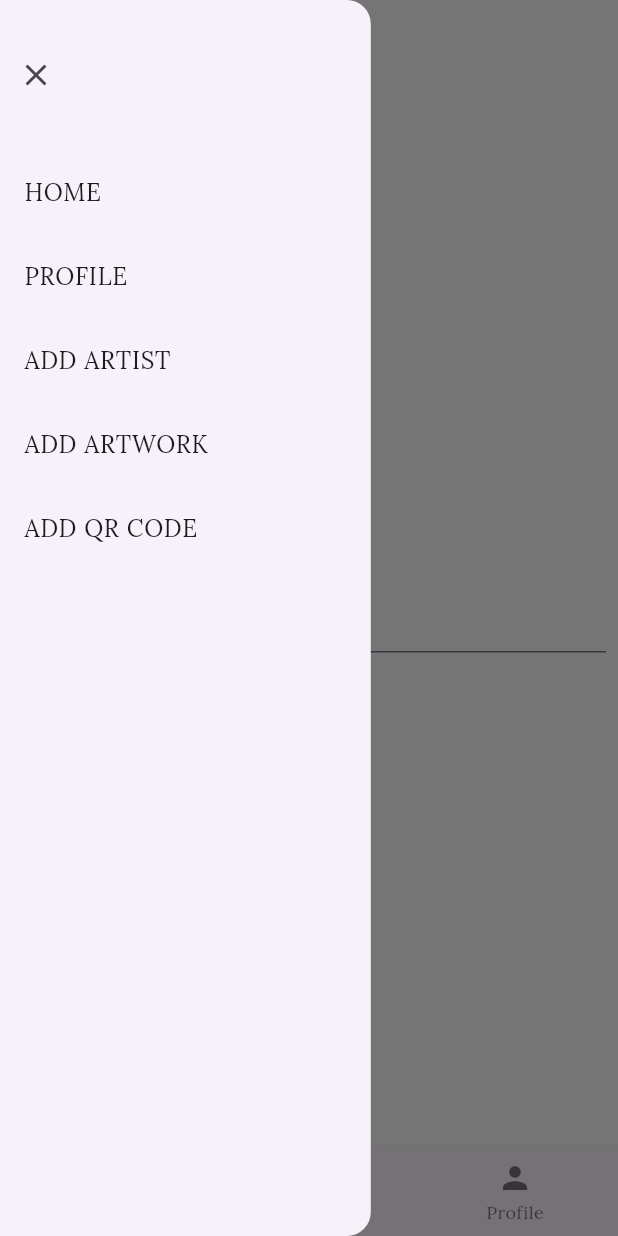
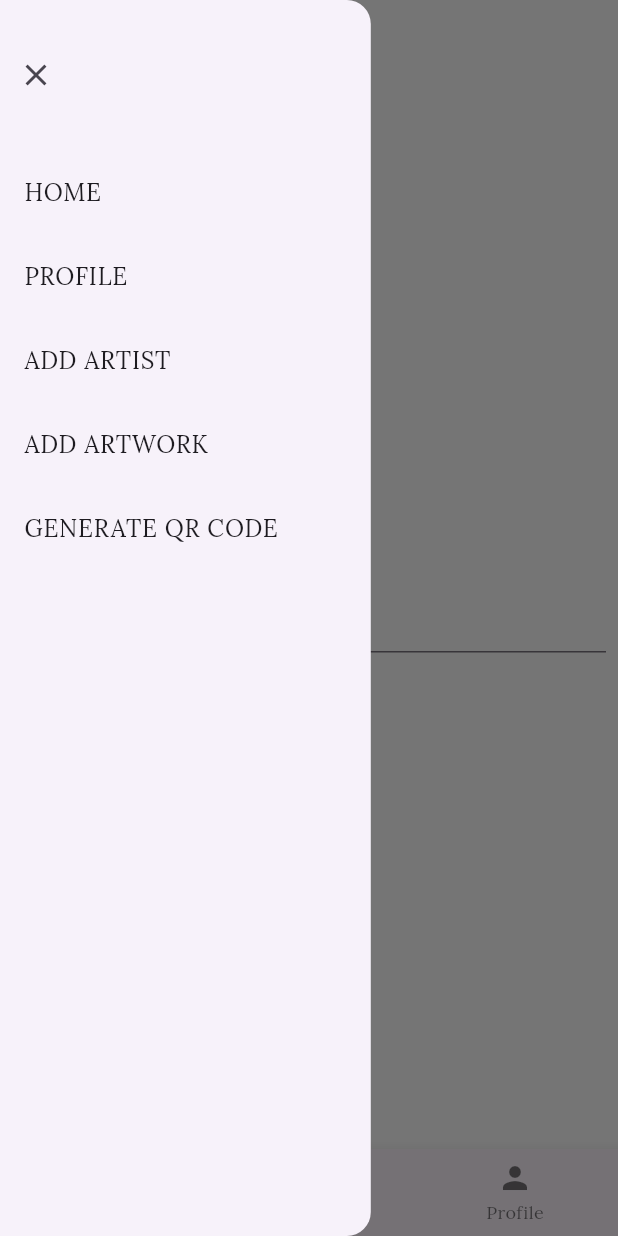
Before and after one commit to LaviniaSurubariu/smart_museum, a Flutter app: the GenerateQrCodePage screen opened by its route, with the side drawer open, on a phone screen of 412 x 824 dp. Run offline on Flutter 3.47's test engine with Material 3 defaults, Android fonts, the phone set to English and light mode, and no system bars; our stand-ins replace audioplayers, cloud_firestore, file_picker, firebase_auth, firebase_core, firebase_storage and 9 more; missing offline and left inert: mobile_scanner, redux_epics; accounts and stored records are empty.

Commit message:
add a page with a list with awrtworks without qrcode

```diff
--- a/lib/main.dart
+++ b/lib/main.dart
@@ -15,6 +15,7 @@ import 'presentation/admin_pages/add_artist_page.dart';
 import 'presentation/admin_pages/add_artwork_page.dart';
 import 'presentation/admin_pages/admin_home_screen.dart';
 import 'presentation/admin_pages/generate_qr_code_page.dart';
+import 'presentation/admin_pages/list_of_artworks_without_qr_code_page.dart';
 import 'presentation/admin_pages/profile_admin_page.dart';
 import 'presentation/create_user.dart';
 import 'presentation/entry_page.dart';
@@ -78,6 +79,7 @@ class MyApp extends StatelessWidget {
           '/favoritesPage': (BuildContext context) => const FavoritesPage(),
           '/addArtistPage': (BuildContext context) => const AddArtistPage(),
           '/addArtworkPage': (BuildContext context) => const AddArtworkPage(),
+          '/artworksWithoutQRCodePage': (BuildContext context) => const ArtworksWithoutQRCodePage(),
         },
       ),
     );
--- a/lib/models/app_state/app_state.dart
+++ b/lib/models/app_state/app_state.dart
@@ -1,4 +1,5 @@
 import 'package:freezed_annotation/freezed_annotation.dart';
+import '../artwork_without_qrCode/artwork_without_qr_code.dart';
 import '../user/app_user/app_user.dart';
 
 part 'app_state.freezed.dart';
@@ -7,7 +8,9 @@ part 'app_state.g.dart';
 @freezed
 class AppState with _$AppState {
   const factory AppState({
-    AppUser? user
+    AppUser? user,
+    List<ArtworkWithoutQrCode>? artworksWithoutQrCode,
+    ArtworkWithoutQrCode? selectedArtworkWithoutQrCode,
 }) = AppState$;
 
   factory AppState.fromJson(Map<dynamic, dynamic> json) => _$AppStateFromJson(Map<String, dynamic>.from(json));
--- a/lib/models/artwork/artwork.dart
+++ b/lib/models/artwork/artwork.dart
@@ -15,6 +15,7 @@ class Artwork with _$Artwork {
     required int endCreationYear,
     required String pictureUrl,
     required String audioUrl,
+    required String? qrCodeUrl,
     required String type,
     required String style,
     required String provenance,
--- /dev/null
+++ b/lib/models/artwork_without_qrCode/artwork_without_qr_code.dart
@@ -0,0 +1,16 @@
+import 'package:freezed_annotation/freezed_annotation.dart';
+
+part 'artwork_without_qr_code.freezed.dart';
+
+part 'artwork_without_qr_code.g.dart';
+
+@freezed
+  class ArtworkWithoutQrCode with _$ArtworkWithoutQrCode {
+  const factory ArtworkWithoutQrCode({
+    required String id,
+    required String title,
+  }) = ArtworkWithoutQrCode$;
+
+  factory ArtworkWithoutQrCode.fromJson(Map<dynamic, dynamic> json) =>
+      _$ArtworkWithoutQrCodeFromJson(Map<String, dynamic>.from(json));
+}
--- a/lib/presentation/admin_pages/admin_home_screen.dart
+++ b/lib/presentation/admin_pages/admin_home_screen.dart
@@ -24,7 +24,7 @@ class _AdminScreenPageState extends State<AdminScreenPage> {
       case 0:
         break;
       case 1:
-        Navigator.pushReplacementNamed(context, '/generateQrCodePage');
+        Navigator.pushReplacementNamed(context, '/artworksWithoutQRCodePage');
       case 2:
         Navigator.pushReplacementNamed(context, '/profileAdminPage');
     }
--- a/lib/presentation/admin_pages/generate_qr_code_page.dart
+++ b/lib/presentation/admin_pages/generate_qr_code_page.dart
@@ -59,6 +59,9 @@ class _GenerateQrCodePageState extends State<GenerateQrCodePage> {
                   },
                 );
               },
+              decoration: const InputDecoration(
+                hintText: 'Enter data for QR code',
+              ),
             ),
             if (qrData != null) PrettyQrView.data(data: 'https://${qrData!}'),
           ],
--- a/lib/presentation/admin_pages/profile_admin_page.dart
+++ b/lib/presentation/admin_pages/profile_admin_page.dart
@@ -31,7 +31,7 @@ class _ProfilePageState extends State<ProfileAdminPage> {
         case 0:
           Navigator.pushReplacementNamed(context, '/adminHomeScreenPage');
         case 1:
-          Navigator.pushReplacementNamed(context, '/generateQrCodePage');
+          Navigator.pushReplacementNamed(context, '/artworksWithoutQRCodePage');
         case 2:
           break;
       }
--- a/lib/presentation/utils/customAdminDrawer.dart
+++ b/lib/presentation/utils/customAdminDrawer.dart
@@ -66,11 +66,11 @@ class CustomAdminDrawer extends StatelessWidget {
             ),
             ListTile(
               title: const Text(
-                'ADD QR CODE',
+                'GENERATE QR CODE',
               ),
               onTap: () {
                 Navigator.pop(context);
-                Navigator.pushReplacementNamed(context, '/generateQrCodePage');
+                Navigator.pushReplacementNamed(context, '/artworksWithoutQRCodePage');
               },
             ),
           ],
--- a/lib/presentation/utils/customButtomNavigationBarAdmin.dart
+++ b/lib/presentation/utils/customButtomNavigationBarAdmin.dart
@@ -24,8 +24,7 @@ class CustomBottomNavigationBarAdmin extends StatelessWidget {
           icon: Icon(
             Icons.qr_code,
           ),
-          label: 'Add',
-
+          label: 'Generate',
         ),
         BottomNavigationBarItem(
           icon: Icon(
```
Also changed, not shown: lib/actions/admin_actions/get_list_artworks_without_qr_code/get_list_artworks_without_qr_code.dart (added, +20 -0 lines), lib/api/app_api.dart (+22 -0 lines), lib/epics/app_epics.dart (+19 -0 lines), lib/presentation/admin_pages/list_of_artworks_without_qr_code_page.dart (added, +40 -0 lines), lib/presentation/containers/artworks_without_qr_code_container.dart (added, +22 -0 lines), lib/reducer/reducer.dart (+9 -0 lines), lib/actions/admin_actions/get_list_artworks_without_qr_code/get_list_artworks_without_qr_code.freezed.dart (added), lib/models/app_state/app_state.freezed.dart, lib/models/app_state/app_state.g.dart, lib/models/artwork/artwork.freezed.dart, lib/models/artwork/artwork.g.dart, lib/models/artwork_without_qrCode/artwork_without_qr_code.freezed.dart (added), lib/models/artwork_without_qrCode/artwork_without_qr_code.g.dart (added).
